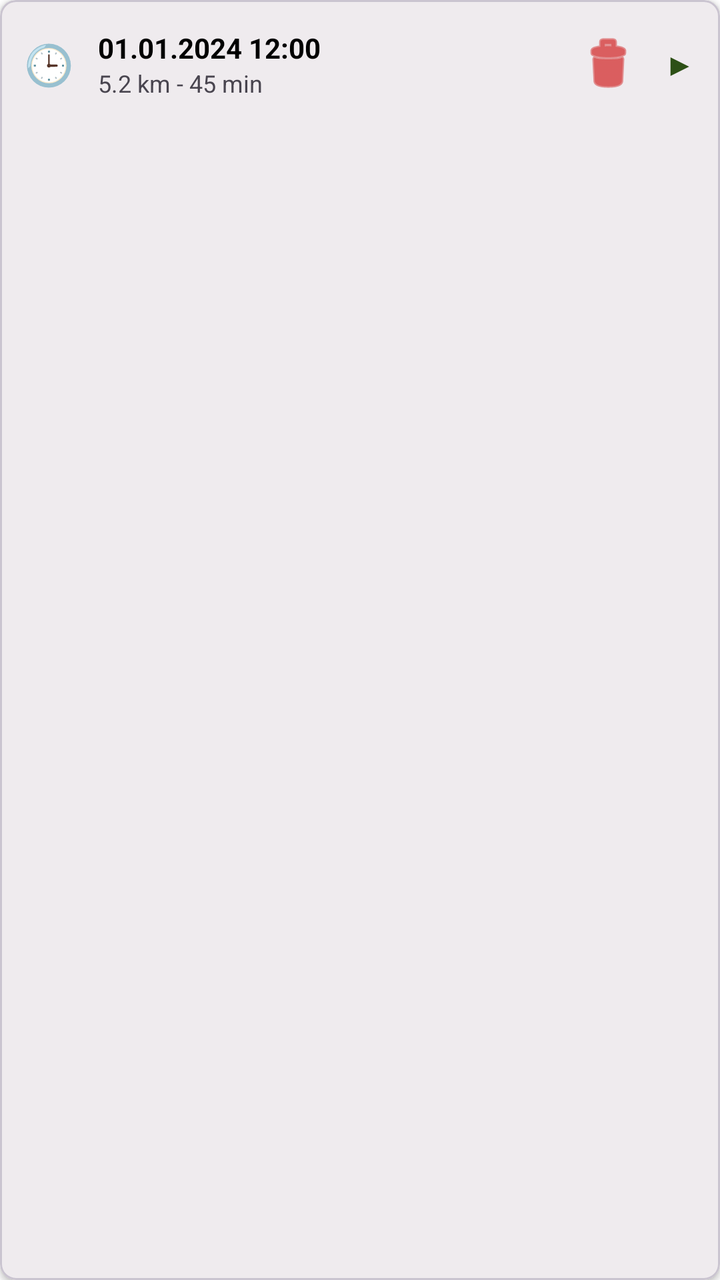
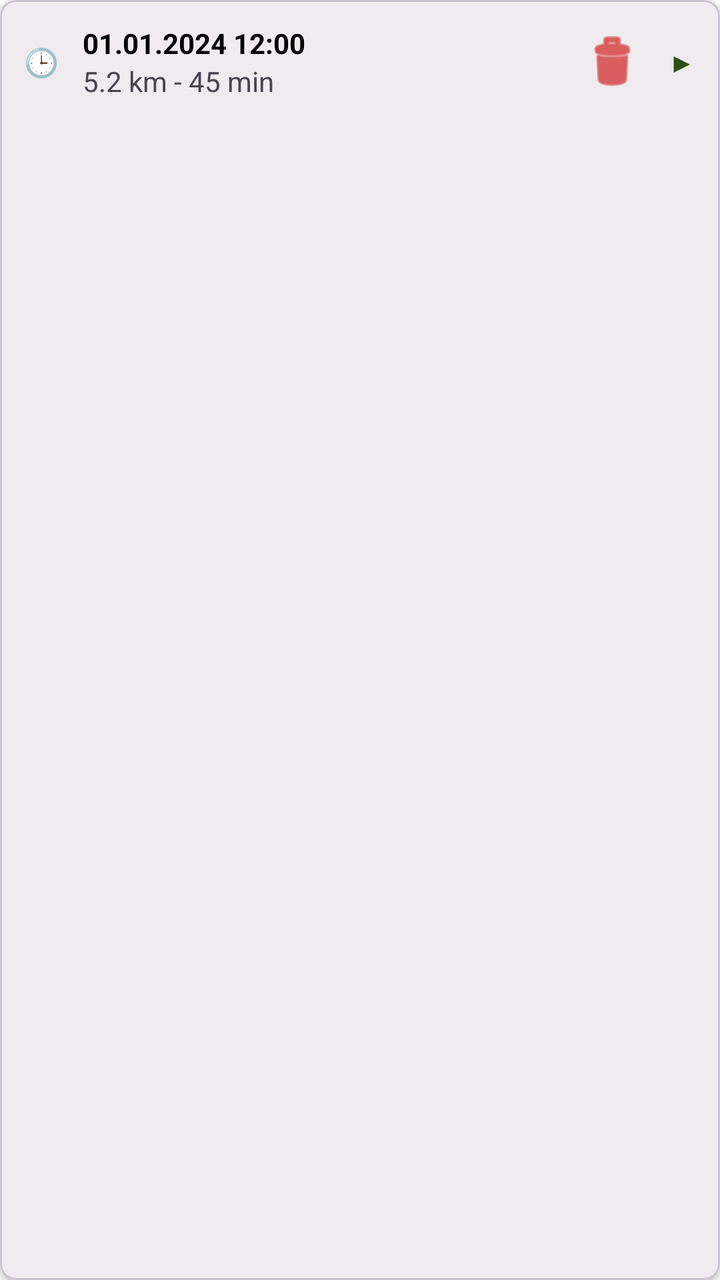

The first picture is an Android layout as it rendered before a commit; the second is the same layout after the commit. The layout source and the unified diff follow.
<!-- AndroidManifest.xml: application theme Theme.HundeWildnis -->
<!-- res/layout/item_speed_session.xml -->
<?xml version="1.0" encoding="utf-8"?>
<com.google.android.material.card.MaterialCardView xmlns:android="http://schemas.android.com/apk/res/android"
    xmlns:app="http://schemas.android.com/apk/res-auto"
    android:layout_width="match_parent"
    android:layout_height="wrap_content"
    android:layout_margin="4dp"
    app:cardCornerRadius="8dp"
    app:cardElevation="2dp">

    <LinearLayout
        android:layout_width="match_parent"
        android:layout_height="wrap_content"
        android:orientation="horizontal"
        android:padding="12dp"
        android:gravity="center_vertical"
        android:background="?attr/selectableItemBackground">

        <TextView
            android:layout_width="wrap_content"
            android:layout_height="wrap_content"
            android:text="🕒"
            android:textSize="20sp"
            android:layout_marginEnd="12dp" />

        <LinearLayout
            android:id="@+id/sessionClickArea"
            android:layout_width="0dp"
            android:layout_height="wrap_content"
            android:layout_weight="1"
            android:orientation="vertical"
            android:clickable="true"
            android:focusable="true">

            <TextView
                android:id="@+id/tvSessionDate"
                android:layout_width="wrap_content"
                android:layout_height="wrap_content"
                android:text="01.01.2024 12:00"
                android:textSize="14sp"
                android:textStyle="bold"
                android:textColor="?android:attr/textColorPrimary" />

            <TextView
                android:id="@+id/tvSessionSummary"
                android:layout_width="wrap_content"
                android:layout_height="wrap_content"
                android:text="5.2 km - 45 min"
                android:textSize="12sp"
                android:textColor="?android:attr/textColorSecondary" />
        </LinearLayout>

        <ImageButton
            android:id="@+id/btnDeleteSession"
            android:layout_width="40dp"
            android:layout_height="40dp"
            android:background="?attr/selectableItemBackgroundBorderless"
            android:src="@android:drawable/ic_menu_delete"
            app:tint="@android:color/holo_red_dark"
            android:contentDescription="Löschen" />

        <TextView
            android:layout_width="wrap_content"
            android:layout_height="wrap_content"
            android:text="▶"
            android:textSize="16sp"
            android:textColor="@color/green_primary"
            android:layout_marginStart="8dp" />

    </LinearLayout>

</com.google.android.material.card.MaterialCardView>
<!-- resources referenced by this layout -->
<resources>
  <style name="Base.Theme.HundeWildnis" parent="Theme.Material3.Light.NoActionBar">
          <item name="colorPrimary">#2d5016</item>
          <item name="colorPrimaryVariant">#1a3009</item>
          <item name="colorOnPrimary">#FFFFFF</item>
          <item name="colorSecondary">#6b8e4e</item>
          <item name="colorSecondaryVariant">#4a6135</item>
          <item name="colorOnSecondary">#000000</item>
          <item name="android:statusBarColor">?attr/colorPrimaryVariant</item>
  
          <item name="android:navigationBarColor">@android:color/transparent</item>
          <item name="android:windowLightStatusBar">true</item>
          <item name="android:windowLightNavigationBar">true</item>
          <item name="android:enforceNavigationBarContrast" tools:targetApi="q">false</item>
          <item name="android:enforceStatusBarContrast" tools:targetApi="q">false</item>
  
          
          <item name="colorAccent">#2d5016</item>
          <item name="android:textColorPrimary">#000000</item>
  
          
          <item name="materialAlertDialogTheme">@style/AlertDialogTheme</item>
  
          
          <item name="actionMenuTextColor">#FFFFFF</item>
  
          
          <item name="android:windowBackground">#FFFFFF</item>
          <item name="android:colorBackground">#FFFFFF</item>
      </style>
  <style name="AlertDialogTheme" parent="ThemeOverlay.Material3.MaterialAlertDialog">
          
          <item name="colorSurface">#FFFFFF</item>
  
          
          <item name="colorOnSurface">#000000</item>
          <item name="android:textColorPrimary">#000000</item>
  
          
          <item name="buttonBarPositiveButtonStyle">@style/DialogButtonStyle.Light</item>
          <item name="buttonBarNegativeButtonStyle">@style/DialogButtonStyle.Light</item>
          <item name="buttonBarNeutralButtonStyle">@style/DialogButtonStyle.Light</item>
      </style>
  <style name="DialogButtonStyle.Light" parent="Widget.Material3.Button.TextButton.Dialog">
          
          <item name="android:textColor">#2d5016</item>
  
          
          <item name="backgroundTint">@android:color/transparent</item>
  
          
          <item name="rippleColor">#332d5016</item>
      </style>
  <!-- unchanged entries left out for length: 2 -->
</resources>

<!-- the commit's change to res/layout/item_speed_session.xml (unified diff, before → after) -->
@@ -19,7 +19,7 @@
             android:layout_width="wrap_content"
             android:layout_height="wrap_content"
             android:text="🕒"
-            android:textSize="20sp"
+            android:textSize="@dimen/text_body_medium"
             android:layout_marginEnd="12dp" />
 
         <LinearLayout
@@ -36,7 +36,7 @@
                 android:layout_width="wrap_content"
                 android:layout_height="wrap_content"
                 android:text="01.01.2024 12:00"
-                android:textSize="14sp"
+                android:textSize="@dimen/text_body_medium"
                 android:textStyle="bold"
                 android:textColor="?android:attr/textColorPrimary" />
 
@@ -45,14 +45,14 @@
                 android:layout_width="wrap_content"
                 android:layout_height="wrap_content"
                 android:text="5.2 km - 45 min"
-                android:textSize="12sp"
+                android:textSize="@dimen/text_body_medium"
                 android:textColor="?android:attr/textColorSecondary" />
         </LinearLayout>
 
         <ImageButton
             android:id="@+id/btnDeleteSession"
             android:layout_width="40dp"
-            android:layout_height="40dp"
+            android:layout_height="wrap_content"
             android:background="?attr/selectableItemBackgroundBorderless"
             android:src="@android:drawable/ic_menu_delete"
             app:tint="@android:color/holo_red_dark"
@@ -62,7 +62,7 @@
             android:layout_width="wrap_content"
             android:layout_height="wrap_content"
             android:text="▶"
-            android:textSize="16sp"
+            android:textSize="@dimen/text_body_medium"
             android:textColor="@color/green_primary"
             android:layout_marginStart="8dp" />
 
<!-- resource entries referenced after the edit -->
@@ -1,17 +1,21 @@
 <!-- resources referenced by this layout -->
 <resources>
+  <dimen name="text_body_medium">14sp</dimen>
   <style name="Base.Theme.HundeWildnis" parent="Theme.Material3.Light.NoActionBar">
+          
+          <item name="materialButtonStyle">@style/Widget.App.Button</item>
+  
           <item name="colorPrimary">#2d5016</item>
           <item name="colorPrimaryVariant">#1a3009</item>
           <item name="colorOnPrimary">#FFFFFF</item>
           <item name="colorSecondary">#6b8e4e</item>
           <item name="colorSecondaryVariant">#4a6135</item>
           <item name="colorOnSecondary">#000000</item>
-          <item name="android:statusBarColor">?attr/colorPrimaryVariant</item>
-  
+          <item name="android:statusBarColor">@android:color/transparent</item>
           <item name="android:navigationBarColor">@android:color/transparent</item>
+          <item name="android:windowDrawsSystemBarBackgrounds">true</item>
           <item name="android:windowLightStatusBar">true</item>
-          <item name="android:windowLightNavigationBar">true</item>
+          <item name="android:windowLightNavigationBar" tools:targetApi="27">true</item>
           <item name="android:enforceNavigationBarContrast" tools:targetApi="q">false</item>
           <item name="android:enforceStatusBarContrast" tools:targetApi="q">false</item>
   
@@ -21,13 +25,26 @@
   
           
           <item name="materialAlertDialogTheme">@style/AlertDialogTheme</item>
+          <item name="alertDialogTheme">@style/AlertDialogTheme</item>
   
           
           <item name="actionMenuTextColor">#FFFFFF</item>
+          <item name="actionOverflowButtonStyle">@style/Widget.App.Overflow</item>
   
           
           <item name="android:windowBackground">#FFFFFF</item>
           <item name="android:colorBackground">#FFFFFF</item>
+      </style>
+  <style name="Widget.App.Button" parent="Widget.Material3.Button">
+          <item name="autoSizeTextType">uniform</item>
+          <item name="autoSizeMinTextSize">12sp</item>
+          <item name="autoSizeMaxTextSize">@dimen/text_button_large</item>
+          <item name="autoSizeStepGranularity">1sp</item>
+          <item name="android:maxLines">2</item>
+          <item name="android:ellipsize">end</item>
+          <item name="android:paddingStart">16dp</item>
+          <item name="android:paddingEnd">16dp</item>
+          <item name="android:minHeight">60dp</item>
       </style>
   <style name="AlertDialogTheme" parent="ThemeOverlay.Material3.MaterialAlertDialog">
           
@@ -41,10 +58,39 @@
           <item name="buttonBarPositiveButtonStyle">@style/DialogButtonStyle.Light</item>
           <item name="buttonBarNegativeButtonStyle">@style/DialogButtonStyle.Light</item>
           <item name="buttonBarNeutralButtonStyle">@style/DialogButtonStyle.Light</item>
+  
+          
+          <item name="buttonBarStyle">@style/Widget.App.ButtonBar</item>
+  
+          
+          <item name="android:buttonStyle">@style/DialogButtonStyle.Light</item>
       </style>
+  <style name="Widget.App.Overflow" parent="Widget.AppCompat.ActionButton.Overflow">
+          <item name="android:src">@drawable/ic_menu_hamburger</item>
+      </style>
+  <dimen name="text_button_large">20sp</dimen>
   <style name="DialogButtonStyle.Light" parent="Widget.Material3.Button.TextButton.Dialog">
           
           <item name="android:textColor">#2d5016</item>
+  
+          
+          <item name="android:textSize">13sp</item>
+          <item name="android:textAllCaps">false</item>
+          <item name="android:maxLines">2</item>
+          <item name="android:singleLine">false</item>
+          <item name="android:ellipsize">none</item>
+          <item name="autoSizeTextType">uniform</item>
+          <item name="autoSizeMinTextSize">10sp</item>
+          <item name="autoSizeMaxTextSize">16sp</item>
+  
+          
+          <item name="android:paddingStart">2dp</item>
+          <item name="android:paddingEnd">2dp</item>
+          <item name="android:minWidth">0dp</item>
+          <item name="android:insetLeft">0dp</item>
+          <item name="android:insetRight">0dp</item>
+          <item name="android:insetTop">0dp</item>
+          <item name="android:insetBottom">0dp</item>
   
           
           <item name="backgroundTint">@android:color/transparent</item>
@@ -52,6 +98,19 @@
           
           <item name="rippleColor">#332d5016</item>
       </style>
+  <style name="Widget.App.ButtonBar" parent="Widget.AppCompat.ButtonBar.AlertDialog">
+          <item name="android:padding">0dp</item>
+      </style>
+  <!-- drawable ic_menu_hamburger (drawable) -->
+  <vector xmlns:android="http://schemas.android.com/apk/res/android"
+      android:width="24dp"
+      android:height="24dp"
+      android:viewportWidth="24"
+      android:viewportHeight="24">
+      <path
+          android:fillColor="#FFFFFF"
+          android:pathData="M3,18h18v-2H3V18z M3,13h18v-2H3V13z M3,6v2h18V6H3z" />
+  </vector>
   <!-- unchanged entries left out for length: 2 -->
 </resources>
 
